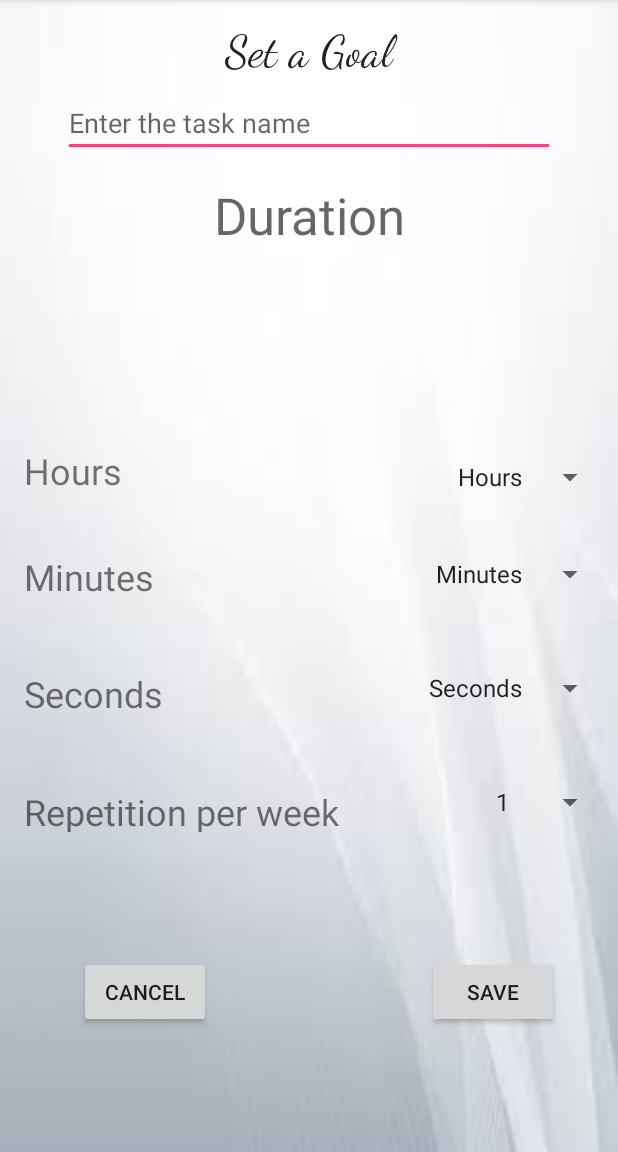
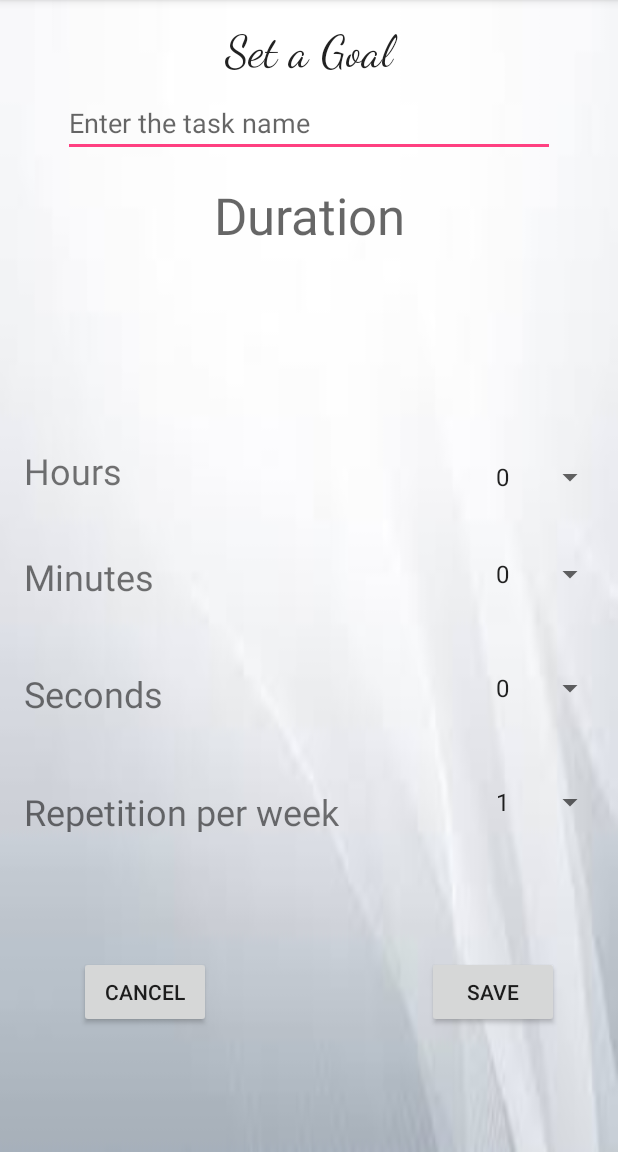
Before and after one commit to bramat92/PhocussApp, an Android app: the EditTask screen opened directly, with no data from a screen before it, on a phone screen of 412 x 824 dp, the part 84-1236 px from its top. Run offline under Robolectric (Android 15) with nearby library versions, the phone set to English and light mode, and no system bars.

Commit message:
presentation ready

```diff
--- a/app/src/main/res/values/strings.xml
+++ b/app/src/main/res/values/strings.xml
@@ -18,7 +18,7 @@
     <string name="tally">Streak</string>
     <string name="reset">Reset</string>
     <string-array name="hours_array">
-        <item>Hours</item>
+
         <item>0</item>
         <item>1</item>
         <item>2</item>
@@ -48,7 +48,7 @@
         <item>12</item>
     </string-array>
     <string-array name="minutes_array">
-        <item>Minutes</item>
+
         <item>0</item>
         <item>1</item>
         <item>2</item>
@@ -111,7 +111,7 @@
         <item>59</item>
     </string-array>
     <string-array name="seconds_array">
-        <item>Seconds</item>
+
         <item>0</item>
         <item>1</item>
         <item>2</item>
```
